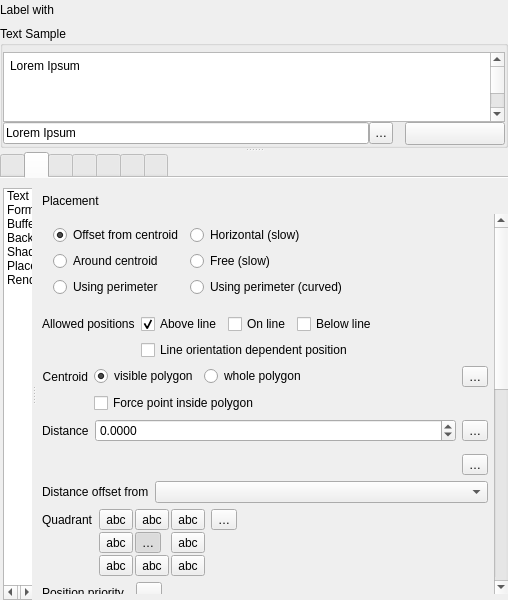
Old version of the form src/ui/qgstextformatwidgetbase.ui in the repository qgis/QGIS.
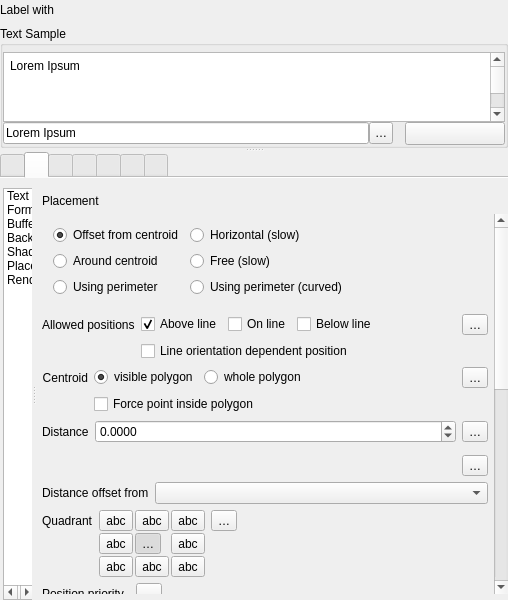
New version of the form. The open tabs and pages were chosen to show the change. Icons and pictures are not drawn. Custom widgets are drawn as their Qt base class.

Commit message:
[needs-docs] [labeling] Allow data defined control over line placement options
Allows users to override the line placement settings (e.g.
above/below/on line options) on a per-feature basis. Somehow
this one was the only(?) setting from labeling which
was missing a data defined control...

Diff of the .ui file:
```diff
--- a/src/ui/qgstextformatwidgetbase.ui
+++ b/src/ui/qgstextformatwidgetbase.ui
@@ -4066,6 +4066,13 @@
                              </property>
                             </widget>
                            </item>
+                           <item>
+                            <widget class="QgsPropertyOverrideButton" name="mLinePlacementFlagsDDBtn">
+                             <property name="text">
+                              <string>…</string>
+                             </property>
+                            </widget>
+                           </item>
                           </layout>
                          </item>
                          <item row="1" column="1">
```
Left out of the diff: 1 changed line with no effect on the pictures. The commit also changes 19 other files.
